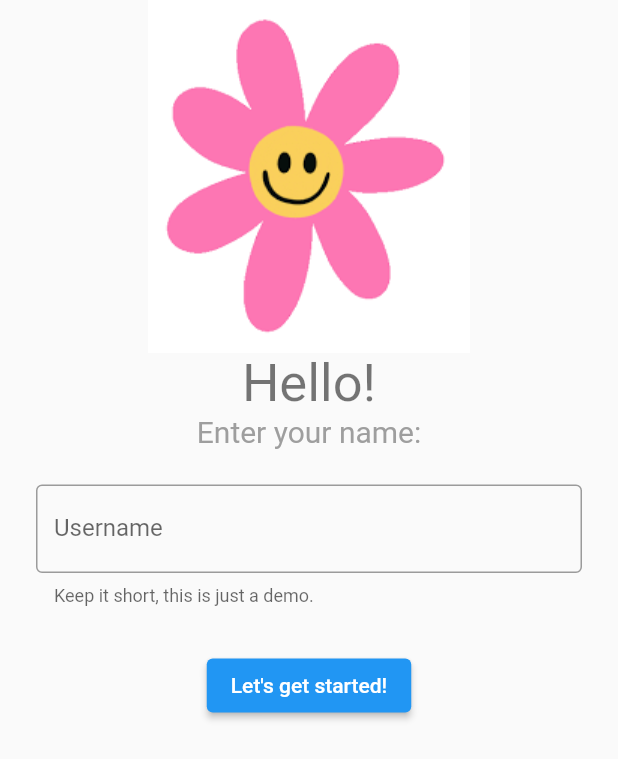
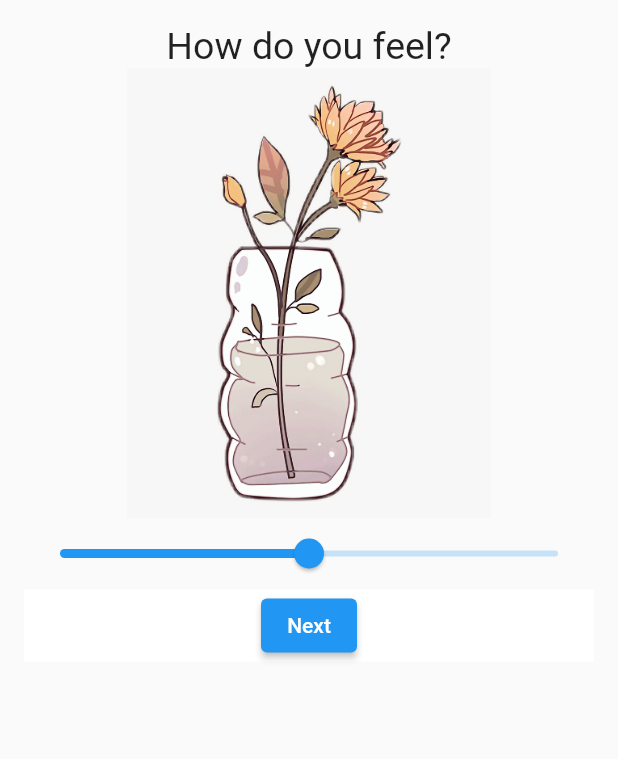
Before and after one commit to Mari0111/Moodie, a Flutter app: the ScaleScreen screen opened directly, on a phone screen of 412 x 824 dp. Shown: the top 759 px of the screen. Run offline on Flutter 3.47's test engine with Material 2 defaults, Android fonts, the phone set to English and light mode, and no system bars.

Commit message:
added new pages

```diff
--- a/lib/main.dart
+++ b/lib/main.dart
@@ -1,5 +1,5 @@
 import 'package:flutter/material.dart';
-import 'package:moodie/screens/scale_screen.dart';
+import 'package:moodie/screens/starting_screen.dart';
 
 void main() {
   runApp(const MyApp());
@@ -11,7 +11,7 @@ class MyApp extends StatelessWidget {
   @override
   Widget build(BuildContext context) {
     return const MaterialApp(
-      home: ScaleScreen(),
+      home: StartingScreen(),
     );
   }
 }
--- a/lib/screens/scale_screen.dart
+++ b/lib/screens/scale_screen.dart
@@ -1,59 +1,39 @@
 import 'package:flutter/material.dart';
 import 'package:moodie/screens/memo_screen.dart';
+import 'package:moodie/widget/slicer/slider_color_widget.dart';
 
 class ScaleScreen extends StatelessWidget {
   const ScaleScreen({Key? key}) : super(key: key);
 
-  get style => null;
-
   @override
   Widget build(BuildContext context) {
     return Scaffold(
-      body: Column(
-        children: [
-          Image.asset(
-            'images/flower3.png',
-          ),
-          const Center(
-            child: Text(
-              'Hello!',
-              style: TextStyle(
-                fontSize: 35,
-                color: Colors.black54,
+      // backgroundColor: Colors.pink[100],
+      body: Padding(
+        padding: const EdgeInsets.all(16.0),
+        child: Column(
+          children: [
+            const Text(
+              'How do you feel?',
+              style: TextStyle(fontSize: 25),
+            ),
+            Image.asset('images/plant2.png', width: 300, height: 300),
+            SliderColorWidget(),
+            Container(
+              color: Colors.white,
+              child: Center(
+                child: ElevatedButton(
+                  child: Text('Next'),
+                  onPressed: () {
+                    print('test');
+                    Navigator.push(context,
+                        MaterialPageRoute(builder: (context) => MemoScreen()));
+                  },
+                ),
               ),
             ),
-          ),
-          const Text(
-            'Enter your name:',
-            style: TextStyle(
-              fontSize: 20,
-              color: Colors.grey,
-            ),
-          ),
-          const Padding(
-            padding: EdgeInsets.all(24.0),
-            child: TextField(
-              decoration: InputDecoration(
-                border: OutlineInputBorder(
-                    borderSide: BorderSide(color: Colors.grey)),
-                hintText: 'Write your name here!',
-                helperText: 'Keep it short, this is just a demo.',
-                labelText: 'Username',
-                prefixText: ' ',
-              ),
-            ),
-          ),
-          const SizedBox(height: 5),
-          ElevatedButton(
-            style: style,
-            onPressed: () {
-              print('second screen');
-              Navigator.push(context,
-                  MaterialPageRoute(builder: (context) => MemoScreen()));
-            },
-            child: const Text('Let\'s get started!'),
-          ),
-        ],
+          ],
+        ),
       ),
     );
   }
--- /dev/null
+++ b/lib/widget/slicer/slider_color_widget.dart
@@ -0,0 +1,25 @@
+import 'package:flutter/material.dart';
+
+class SliderColorWidget extends StatefulWidget {
+  @override
+  _SliderColorWidgetState createState() => _SliderColorWidgetState();
+}
+
+class _SliderColorWidgetState extends State<SliderColorWidget> {
+  double value = 50;
+
+  @override
+  Widget build(BuildContext context) => Column(
+        mainAxisAlignment: MainAxisAlignment.center,
+        children: [
+          Slider(
+            value: value,
+            min: 0,
+            max: 100,
+            onChanged: (value) => setState(
+              () => this.value = value,
+            ),
+          ),
+        ],
+      );
+}
```
Also changed, not shown: lib/screens/memo_screen.dart (+17 -29 lines), lib/screens/starting_screen.dart (added, +63 -0 lines), images/note.png (added), images/note2.jpg (added), images/note3.jpg (added).
